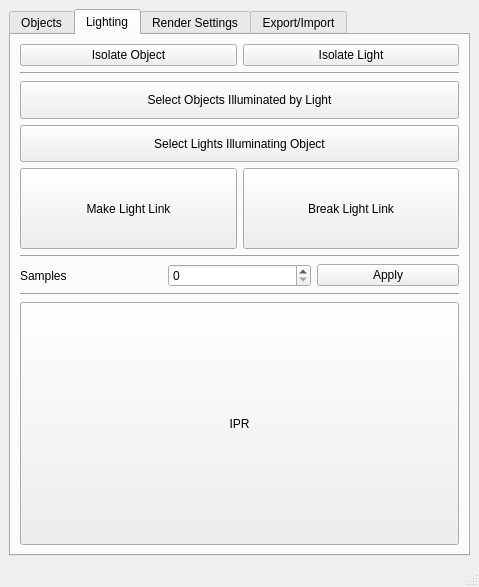
First picture: the form in render/lighterHelper/lighterHelper.ui, repository skarone/PipeL, before the edit.
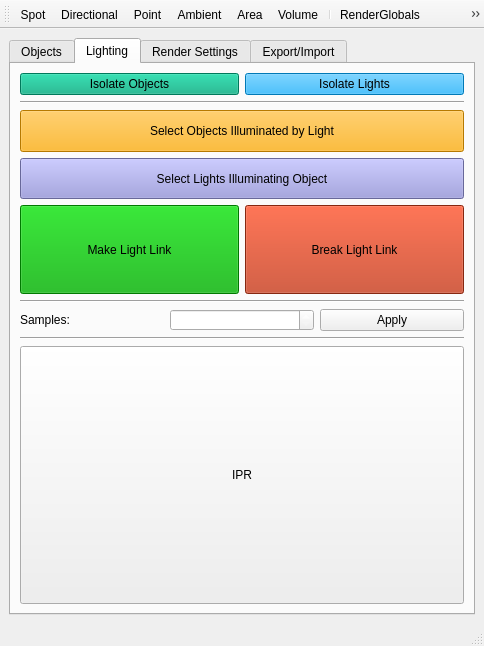
Second picture: the form after the edit. The open tabs and pages were chosen to show the change.

Commit message: allmost there with the light helper =)

Diff of the .ui file:
```diff
--- a/render/lighterHelper/lighterHelper.ui
+++ b/render/lighterHelper/lighterHelper.ui
@@ -9,14 +9,17 @@
    <rect>
     <x>0</x>
     <y>0</y>
-    <width>455</width>
-    <height>587</height>
+    <width>484</width>
+    <height>646</height>
    </rect>
   </property>
   <property name="windowTitle">
    <string>Lighting Helper</string>
   </property>
   <widget class="QWidget" name="centralwidget">
+   <property name="styleSheet">
+    <string notr="true">font: 75 8pt &quot;Lucida Sans Unicode&quot;;</string>
+   </property>
    <layout class="QVBoxLayout" name="verticalLayout_5">
     <item>
      <widget class="QTabWidget" name="tabWidget">
@@ -334,6 +337,9 @@
        </layout>
       </widget>
       <widget class="QWidget" name="tabWidgetPage2">
+       <property name="styleSheet">
+        <string notr="true">color: rgb(0, 0, 0);</string>
+       </property>
        <attribute name="title">
         <string>Lighting</string>
        </attribute>
@@ -344,15 +350,21 @@
            <layout class="QHBoxLayout" name="horizontalLayout_7">
             <item>
              <widget class="QPushButton" name="isolateObject_btn">
+              <property name="styleSheet">
+               <string notr="true">background-color: rgb(0, 170, 127);</string>
+              </property>
               <property name="text">
-               <string>Isolate Object</string>
+               <string>Isolate Objects</string>
               </property>
              </widget>
             </item>
             <item>
              <widget class="QPushButton" name="isolateLight_btn">
+              <property name="styleSheet">
+               <string notr="true">background-color: rgb(0, 170, 255);</string>
+              </property>
               <property name="text">
-               <string>Isolate Light</string>
+               <string>Isolate Lights</string>
               </property>
              </widget>
             </item>
@@ -375,6 +387,10 @@
                 <verstretch>0</verstretch>
                </sizepolicy>
               </property>
+              <property name="styleSheet">
+               <string notr="true">background-color: rgb(255, 170, 0);
+color: rgb(0, 0, 0);</string>
+              </property>
               <property name="text">
                <string>Select Objects Illuminated by Light</string>
               </property>
@@ -388,6 +404,9 @@
                 <verstretch>0</verstretch>
                </sizepolicy>
               </property>
+              <property name="styleSheet">
+               <string notr="true">background-color: rgb(145, 145, 216);</string>
+              </property>
               <property name="text">
                <string>Select Lights Illuminating Object</string>
               </property>
@@ -405,6 +424,9 @@
                 <verstretch>0</verstretch>
                </sizepolicy>
               </property>
+              <property name="styleSheet">
+               <string notr="true">background-color: rgb(0, 170, 0);</string>
+              </property>
               <property name="text">
                <string>Make Light Link</string>
               </property>
@@ -418,6 +440,9 @@
                 <verstretch>0</verstretch>
                </sizepolicy>
               </property>
+              <property name="styleSheet">
+               <string notr="true">background-color: rgb(188, 55, 22);</string>
+              </property>
               <property name="text">
                <string>Break Light Link</string>
               </property>
@@ -437,12 +462,19 @@
             <item>
              <widget class="QLabel" name="label_2">
               <property name="text">
-               <string>Samples</string>
+               <string>Samples:</string>
               </property>
              </widget>
             </item>
             <item>
-             <widget class="QSpinBox" name="lightSamples_sb"/>
+             <widget class="QSpinBox" name="lightSamples_sb">
+              <property name="styleSheet">
+               <string notr="true">color: rgb(255, 255, 255);</string>
+              </property>
+              <property name="minimum">
+               <number>1</number>
+              </property>
+             </widget>
             </item>
             <item>
              <widget class="QPushButton" name="applyLightSample_btn">
@@ -1269,6 +1301,72 @@
    </property>
   </widget>
   <widget class="QStatusBar" name="statusbar"/>
+  <widget class="QToolBar" name="toolBar">
+   <property name="windowTitle">
+    <string>toolBar</string>
+   </property>
+   <attribute name="toolBarArea">
+    <enum>TopToolBarArea</enum>
+   </attribute>
+   <attribute name="toolBarBreak">
+    <bool>true</bool>
+   </attribute>
+   <addaction name="actionSpot"/>
+   <addaction name="actionDirectional"/>
+   <addaction name="actionPoint"/>
+   <addaction name="actionAmbient"/>
+   <addaction name="actionArea"/>
+   <addaction name="actionVolume"/>
+   <addaction name="separator"/>
+   <addaction name="actionRenderGlobals"/>
+   <addaction name="actionRenderView"/>
+  </widget>
+  <action name="actionSpot">
+   <property name="text">
+    <string>Spot</string>
+   </property>
+   <property name="toolTip">
+    <string>create spotlight</string>
+   </property>
+  </action>
+  <action name="actionDirectional">
+   <property name="text">
+    <string>Directional</string>
+   </property>
+   <property name="toolTip">
+    <string>create directional light</string>
+   </property>
+  </action>
+  <action name="actionPoint">
+   <property name="text">
+    <string>Point</string>
+   </property>
+  </action>
+  <action name="actionAmbient">
+   <property name="text">
+    <string>Ambient</string>
+   </property>
+  </action>
+  <action name="actionArea">
+   <property name="text">
+    <string>Area</string>
+   </property>
+  </action>
+  <action name="actionVolume">
+   <property name="text">
+    <string>Volume</string>
+   </property>
+  </action>
+  <action name="actionRenderGlobals">
+   <property name="text">
+    <string>RenderGlobals</string>
+   </property>
+  </action>
+  <action name="actionRenderView">
+   <property name="text">
+    <string>RenderView</string>
+   </property>
+  </action>
  </widget>
  <resources/>
  <connections>
```
Left out of the diff: 33 changed lines with no effect on the pictures. The commit also changes 2 other files.
